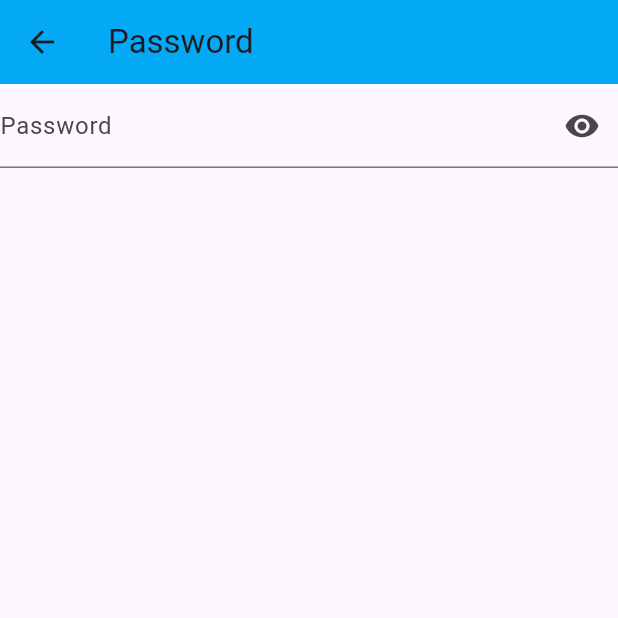
After one commit to FAHIMSHAKIL102/flutter_provider_thetechbrothers_practice, a Flutter app: the screen it shows after launch, after a tap on "PasswordScreen", on a phone screen of 412 x 824 dp, the top half of it. The commit adds this screen. Run offline on Flutter 3.47's test engine with Material 3 defaults, Android fonts, the phone set to English and light mode, and no system bars.

Commit message:
add_visibility_password

```diff
--- a/lib/home_screen.dart
+++ b/lib/home_screen.dart
@@ -3,6 +3,7 @@ import 'dart:async';
 import 'package:flutter/material.dart';
 import 'package:flutter_provider_thetechbrothers_practice/counter_screen.dart';
 import 'package:flutter_provider_thetechbrothers_practice/item_screen.dart';
+import 'package:flutter_provider_thetechbrothers_practice/password_visiable_screen.dart';
 import 'package:flutter_provider_thetechbrothers_practice/provider/theme_changer_provider.dart';
 import 'package:flutter_provider_thetechbrothers_practice/slider_screen.dart';
 import 'package:provider/provider.dart';
@@ -63,7 +64,6 @@ class _HomeScreenState extends State<HomeScreen> {
             },
             child: Text('SliderScreen'),
           ),
-
           ElevatedButton(
             onPressed: () {
               Navigator.push(
@@ -72,6 +72,15 @@ class _HomeScreenState extends State<HomeScreen> {
               );
             },
             child: Text('Favouraite App'),
+          ),
+          ElevatedButton(
+            onPressed: () {
+              Navigator.push(
+                context,
+                MaterialPageRoute(builder: (context) => PasswordVisiableScreen()),
+              );
+            },
+            child: Text('PasswordScreen'),
           ),
           RadioListTile<ThemeMode>(
             value: ThemeMode.light,
--- a/lib/main.dart
+++ b/lib/main.dart
@@ -4,6 +4,7 @@ import 'package:flutter_provider_thetechbrothers_practice/provider/counter_provi
 import 'package:flutter_provider_thetechbrothers_practice/provider/favourite_item_provider.dart';
 import 'package:flutter_provider_thetechbrothers_practice/provider/slider_provider.dart';
 import 'package:flutter_provider_thetechbrothers_practice/provider/theme_changer_provider.dart';
+import 'package:flutter_provider_thetechbrothers_practice/provider/visiable_provider.dart';
 import 'package:provider/provider.dart';
 
 void main() {
@@ -21,6 +22,7 @@ class MyApp extends StatelessWidget {
         ChangeNotifierProvider(create: (_) => SliderProvider()),
         ChangeNotifierProvider(create: (_) => FavouriteItemProvider()),
         ChangeNotifierProvider(create: (_) => ThemeChangerProvider()),
+        ChangeNotifierProvider(create: (_)=>VisiableProvider())
       ],
       child: Builder(
         builder: (BuildContext context) {
--- /dev/null
+++ b/lib/password_visiable_screen.dart
@@ -0,0 +1,36 @@
+import 'package:flutter/material.dart';
+import 'package:flutter_provider_thetechbrothers_practice/provider/visiable_provider.dart';
+import 'package:provider/provider.dart';
+
+class PasswordVisiableScreen extends StatelessWidget {
+  const PasswordVisiableScreen({super.key});
+
+  @override
+  Widget build(BuildContext context) {
+    return Scaffold(
+      appBar: AppBar(title: Text('Password')),
+      body: Column(
+        children: [
+          Consumer<VisiableProvider>(
+            builder: (context, value, child) {
+              return TextFormField(
+                obscureText: value.toggle,
+                decoration: InputDecoration(
+                  labelText: 'Password',
+                  suffixIcon: InkWell(
+                    onTap: () {
+                      value.setToggle();
+                    },
+                    child: Icon(
+                      value.toggle? Icons.visibility_off : Icons.visibility,
+                    ),
+                  ),
+                ),
+              );
+            },
+          ),
+        ],
+      ),
+    );
+  }
+}
--- /dev/null
+++ b/lib/provider/visiable_provider.dart
@@ -0,0 +1,11 @@
+import 'package:flutter/material.dart';
+
+class VisiableProvider with ChangeNotifier {
+  bool _toggle = false;
+  bool get toggle => _toggle;
+  void setToggle() {
+    _toggle = !_toggle;
+
+    notifyListeners();
+  }
+}
```
